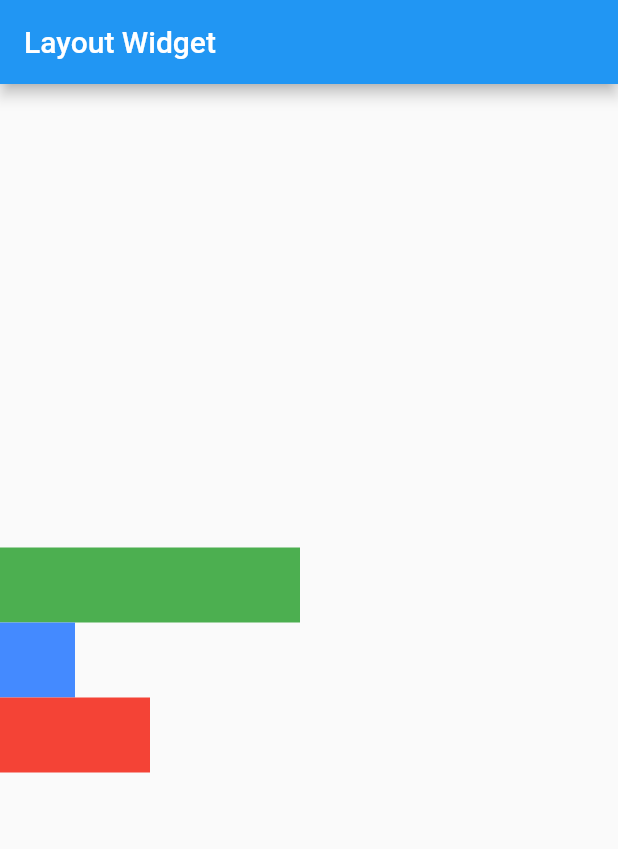
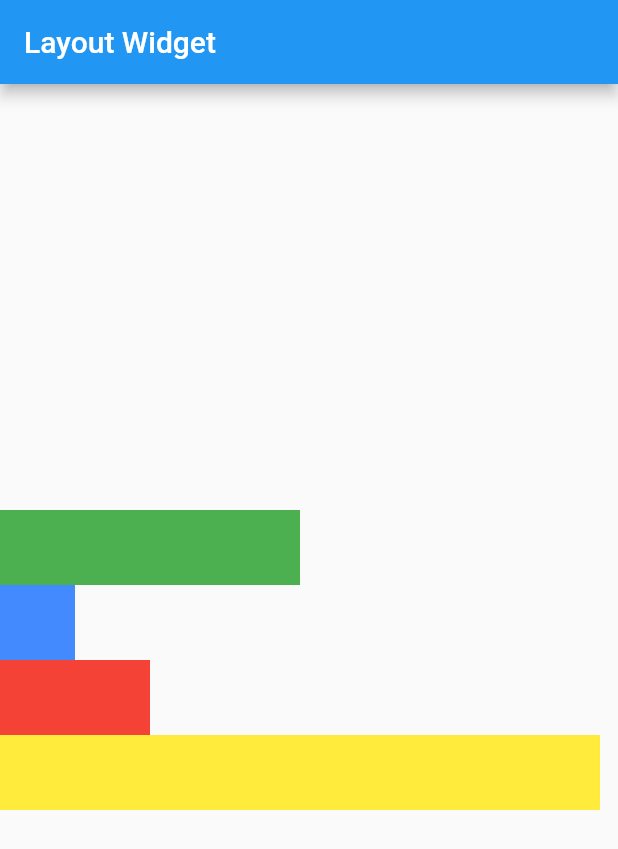
Before and after one commit to revanggaajip/latihan-flutter, a Flutter app: the screen it shows after launch, on a phone screen of 412 x 824 dp. Shown: the top 849 px of the screen. Run offline on Flutter 3.47's test engine with Material 2 defaults, Android fonts, the phone set to English and light mode, and no system bars.

Commit message:
Mencoba layout widget

```diff
--- a/lib/main.dart
+++ b/lib/main.dart
@@ -31,6 +31,11 @@ class MyApp extends StatelessWidget {
               height: 50,
               color: Colors.red,
             ),
+            Container(
+              width: 400,
+              height: 50,
+              color: Colors.yellow,
+            ),
           ],
           mainAxisAlignment: MainAxisAlignment.center,
           crossAxisAlignment: CrossAxisAlignment.start,
```
